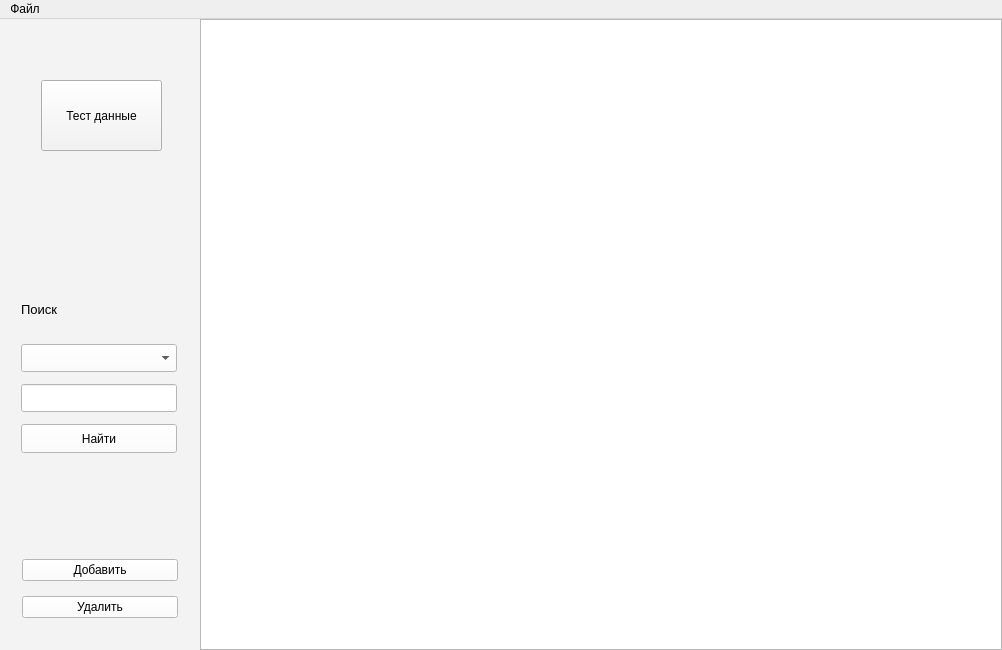
Before: the Qt Designer form VehicleAccountingSystem/VehicleAccountingSystem.ui in monte-v/VehicleAccountingSystem, drawn with Qt 5.
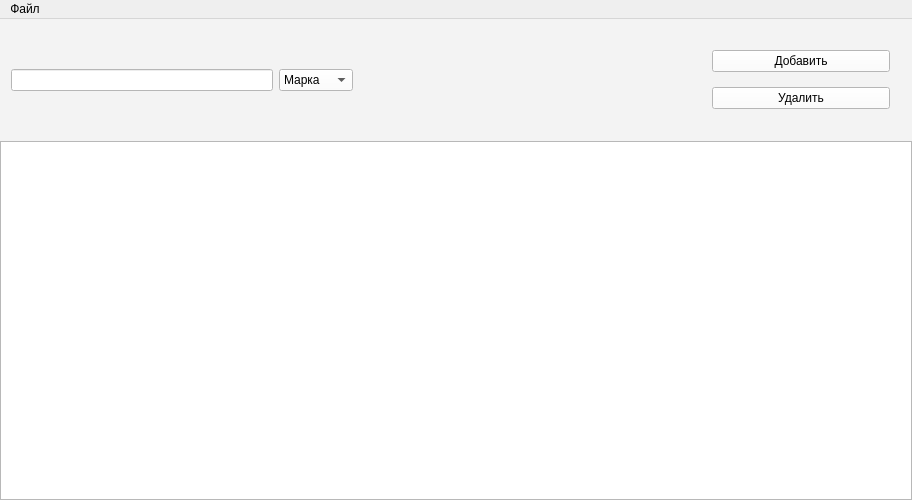
After: the same form once the commit is applied.

Commit message: Установил иконку приложения. Добавлена возможность поиска записей по колонкам, а также всплывающие окна с предупреждениями

The edit to the form file:
```diff
--- a/VehicleAccountingSystem/VehicleAccountingSystem.ui
+++ b/VehicleAccountingSystem/VehicleAccountingSystem.ui
@@ -6,8 +6,8 @@
    <rect>
     <x>0</x>
     <y>0</y>
-    <width>1002</width>
-    <height>650</height>
+    <width>912</width>
+    <height>500</height>
    </rect>
   </property>
   <property name="sizePolicy">
@@ -18,8 +18,14 @@
   </property>
   <property name="minimumSize">
    <size>
-    <width>100</width>
-    <height>0</height>
+    <width>500</width>
+    <height>500</height>
+   </size>
+  </property>
+  <property name="maximumSize">
+   <size>
+    <width>16777215</width>
+    <height>16777215</height>
    </size>
   </property>
   <property name="windowTitle">
@@ -45,72 +51,49 @@
     <property name="spacing">
      <number>0</number>
     </property>
-    <item row="0" column="2">
+    <item row="2" column="2">
      <widget class="QTableView" name="tableView">
       <attribute name="verticalHeaderVisible">
        <bool>false</bool>
       </attribute>
      </widget>
     </item>
-    <item row="0" column="1">
+    <item row="1" column="2">
      <widget class="QWidget" name="sideBar" native="true">
       <property name="sizePolicy">
-       <sizepolicy hsizetype="Fixed" vsizetype="Preferred">
+       <sizepolicy hsizetype="Expanding" vsizetype="Fixed">
         <horstretch>0</horstretch>
         <verstretch>0</verstretch>
        </sizepolicy>
       </property>
       <property name="minimumSize">
        <size>
-        <width>200</width>
-        <height>400</height>
+        <width>0</width>
+        <height>80</height>
        </size>
       </property>
       <property name="maximumSize">
        <size>
-        <width>200</width>
-        <height>16777215</height>
+        <width>16777215</width>
+        <height>200</height>
        </size>
       </property>
       <property name="styleSheet">
        <string notr="true">background-color: rgb(243, 243, 243);</string>
       </property>
-      <layout class="QVBoxLayout" name="verticalLayout">
-       <item>
-        <widget class="QWidget" name="logo" native="true">
-         <property name="sizePolicy">
-          <sizepolicy hsizetype="Preferred" vsizetype="Fixed">
-           <horstretch>0</horstretch>
-           <verstretch>0</verstretch>
-          </sizepolicy>
-         </property>
-         <property name="minimumSize">
-          <size>
-           <width>180</width>
-           <height>180</height>
-          </size>
-         </property>
-         <widget class="QPushButton" name="btnTest">
-          <property name="geometry">
-           <rect>
-            <x>30</x>
-            <y>50</y>
-            <width>121</width>
-            <height>71</height>
-           </rect>
-          </property>
-          <property name="text">
-           <string>Тест данные</string>
-          </property>
-         </widget>
-        </widget>
-       </item>
+      <layout class="QHBoxLayout" name="horizontalLayout">
        <item>
         <widget class="QWidget" name="search" native="true">
+         <property name="maximumSize">
+          <size>
+           <width>500</width>
+           <height>16777215</height>
+          </size>
+         </property>
          <property name="styleSheet">
           <string notr="true">border-color: rgb(0, 0, 0);</string>
          </property>
-         <layout class="QVBoxLayout" name="verticalLayout_3">
+         <layout class="QHBoxLayout" name="horizontalLayout_2">
           <property name="leftMargin">
            <number>0</number>
           </property>
@@ -124,124 +107,88 @@
            <number>0</number>
           </property>
           <item>
-           <widget class="QWidget" name="widget" native="true">
-            <property name="sizePolicy">
-             <sizepolicy hsizetype="Preferred" vsizetype="Fixed">
-              <horstretch>0</horstretch>
-              <verstretch>0</verstretch>
-             </sizepolicy>
+           <widget class="QLineEdit" name="leSearch">
+            <property name="styleSheet">
+             <string notr="true">background-color: rgb(255, 255, 255);
+font: 9pt &quot;Segoe UI&quot;;</string>
             </property>
-            <property name="minimumSize">
-             <size>
-              <width>0</width>
-              <height>200</height>
-             </size>
+           </widget>
+          </item>
+          <item>
+           <widget class="QComboBox" name="cbColumn">
+            <property name="styleSheet">
+             <string notr="true">background-color: rgb(255, 255, 255);
+font: 9pt &quot;Segoe UI&quot;;</string>
             </property>
-            <property name="maximumSize">
-             <size>
-              <width>16777215</width>
-              <height>200</height>
-             </size>
+            <property name="currentText">
+             <string>Марка</string>
             </property>
-            <widget class="QLabel" name="label">
-             <property name="geometry">
-              <rect>
-               <x>10</x>
-               <y>10</y>
-               <width>141</width>
-               <height>51</height>
-              </rect>
+            <property name="currentIndex">
+             <number>2</number>
+            </property>
+            <item>
+             <property name="text">
+              <string>ID</string>
              </property>
-             <property name="maximumSize">
-              <size>
-               <width>16777215</width>
-               <height>100</height>
-              </size>
+            </item>
+            <item>
+             <property name="text">
+              <string>Тип</string>
              </property>
-             <property name="font">
-              <font>
-               <family>Segoe UI</family>
-               <pointsize>10</pointsize>
-               <weight>9</weight>
-               <italic>false</italic>
-               <bold>false</bold>
-              </font>
+            </item>
+            <item>
+             <property name="text">
+              <string>Марка</string>
              </property>
-             <property name="styleSheet">
-              <string notr="true">font: 75 10pt &quot;Segoe UI&quot;;
-</string>
+            </item>
+            <item>
+             <property name="text">
+              <string>Модель</string>
              </property>
              <property name="text">
-              <string>Поиск</string>
+              <string>Год</string>
              </property>
-            </widget>
-            <widget class="QComboBox" name="cbFilter">
-             <property name="geometry">
-              <rect>
-               <x>10</x>
-               <y>70</y>
-               <width>156</width>
-               <height>28</height>
-              </rect>
-             </property>
-             <property name="styleSheet">
-              <string notr="true">background-color: rgb(255, 255, 255);
-font: 9pt &quot;Segoe UI&quot;;</string>
-             </property>
-            </widget>
-            <widget class="QLineEdit" name="leSearch">
-             <property name="geometry">
-              <rect>
-               <x>10</x>
-               <y>110</y>
-               <width>156</width>
-               <height>28</height>
-              </rect>
-             </property>
-             <property name="styleSheet">
-              <string notr="true">background-color: rgb(255, 255, 255);
-font: 9pt &quot;Segoe UI&quot;;</string>
-             </property>
-            </widget>
-            <widget class="QPushButton" name="bpSearch">
-             <property name="geometry">
-              <rect>
-               <x>10</x>
-               <y>150</y>
-               <width>156</width>
-               <height>29</height>
-              </rect>
-             </property>
-             <property name="styleSheet">
-              <string notr="true">background-color: rgb(255, 255, 255);
-font: 9pt &quot;Segoe UI&quot;;</string>
-             </property>
+            </item>
+            <item>
              <property name="text">
-              <string>Найти</string>
+              <string>Вес</string>
              </property>
-            </widget>
+            </item>
            </widget>
           </item>
          </layout>
         </widget>
        </item>
+       <item>
+        <spacer name="horizontalSpacer">
+         <property name="orientation">
+          <enum>Qt::Horizontal</enum>
+         </property>
+         <property name="sizeHint" stdset="0">
+          <size>
+           <width>40</width>
+           <height>20</height>
+          </size>
+         </property>
+        </spacer>
+       </item>
        <item>
         <widget class="QWidget" name="interaction" native="true">
          <property name="sizePolicy">
-          <sizepolicy hsizetype="Preferred" vsizetype="Fixed">
+          <sizepolicy hsizetype="Fixed" vsizetype="Fixed">
            <horstretch>0</horstretch>
            <verstretch>0</verstretch>
           </sizepolicy>
          </property>
          <property name="minimumSize">
           <size>
-           <width>0</width>
-           <height>0</height>
+           <width>200</width>
+           <height>100</height>
           </size>
          </property>
          <property name="maximumSize">
           <size>
-           <width>16777215</width>
+           <width>200</width>
            <height>100</height>
           </size>
          </property>
@@ -281,7 +228,7 @@
     <rect>
      <x>0</x>
      <y>0</y>
-     <width>1002</width>
+     <width>912</width>
      <height>25</height>
     </rect>
    </property>
```
Left out of the diff: 2 changed lines with no effect on the pictures. The commit also changes 6 other files.
